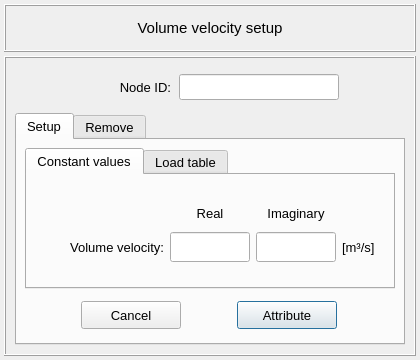
The window that pulse/interface/data/ui_files/model/setup/acoustic/volume_velocity_input.ui (open-pulse/OpenPulse) describes before a commit, drawn with Qt 5.
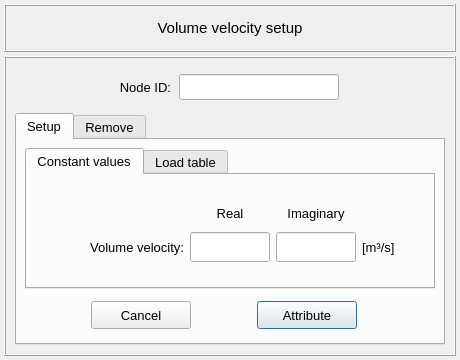
The same window after the commit.

Commit message: Adjusts the unit labels in acoustic model dialogs

The edit to the form file:
```diff
--- a/pulse/interface/data/ui_files/model/setup/acoustic/volume_velocity_input.ui
+++ b/pulse/interface/data/ui_files/model/setup/acoustic/volume_velocity_input.ui
@@ -9,7 +9,7 @@
    <rect>
     <x>0</x>
     <y>0</y>
-    <width>420</width>
+    <width>460</width>
     <height>360</height>
    </rect>
   </property>
@@ -21,13 +21,13 @@
   </property>
   <property name="minimumSize">
    <size>
-    <width>420</width>
+    <width>460</width>
     <height>360</height>
    </size>
   </property>
   <property name="maximumSize">
    <size>
-    <width>420</width>
+    <width>460</width>
     <height>360</height>
    </size>
   </property>
@@ -73,7 +73,7 @@
      </property>
      <property name="maximumSize">
       <size>
-       <width>420</width>
+       <width>16777215</width>
        <height>48</height>
       </size>
      </property>
@@ -122,7 +122,7 @@
      </property>
      <property name="maximumSize">
       <size>
-       <width>420</width>
+       <width>16777215</width>
        <height>480</height>
       </size>
      </property>
@@ -276,7 +276,7 @@
         </property>
         <property name="maximumSize">
          <size>
-          <width>420</width>
+          <width>440</width>
           <height>16777215</height>
          </size>
         </property>
@@ -514,7 +514,7 @@
                 </property>
                 <property name="maximumSize">
                  <size>
-                  <width>40</width>
+                  <width>100</width>
                   <height>30</height>
                  </size>
                 </property>
```
The commit also changes 3 other files.
